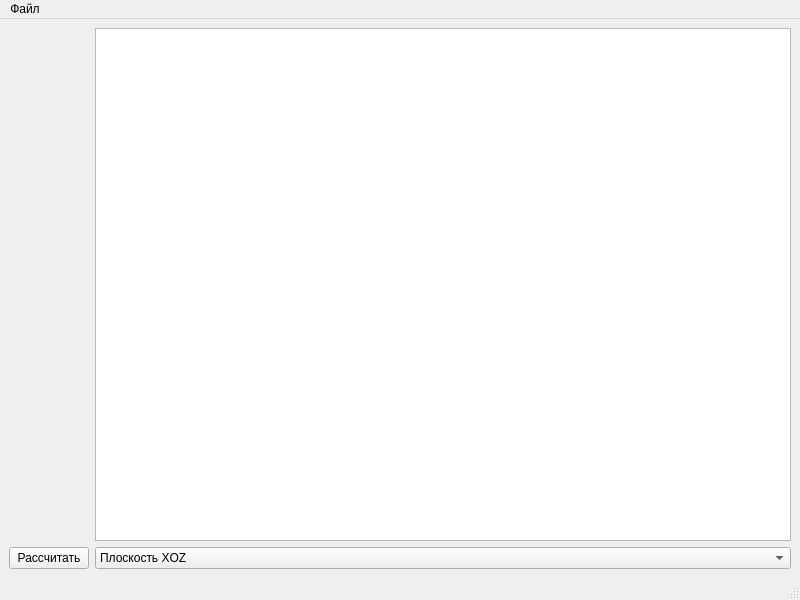
Above: mainwindow.ui from cool-palace/Collaborative-Robot before the change. Below: the same form after it.
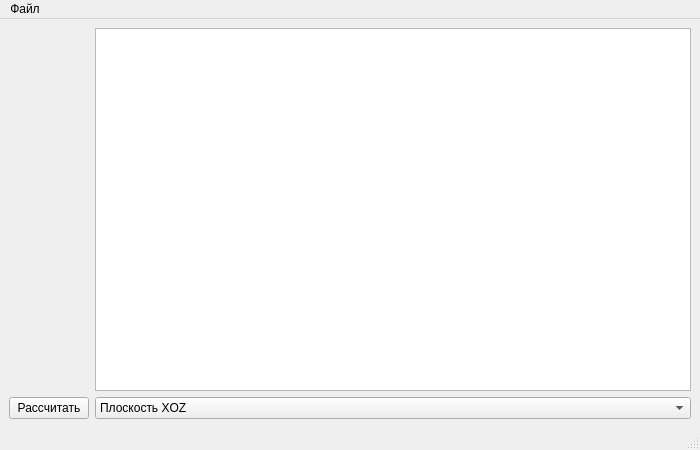
That is the form after the change.

```diff
--- a/mainwindow.ui
+++ b/mainwindow.ui
@@ -6,8 +6,8 @@
    <rect>
     <x>0</x>
     <y>0</y>
-    <width>800</width>
-    <height>600</height>
+    <width>700</width>
+    <height>450</height>
    </rect>
   </property>
   <property name="windowTitle">
@@ -72,7 +72,7 @@
     <rect>
      <x>0</x>
      <y>0</y>
-     <width>800</width>
+     <width>700</width>
      <height>25</height>
     </rect>
    </property>
```
